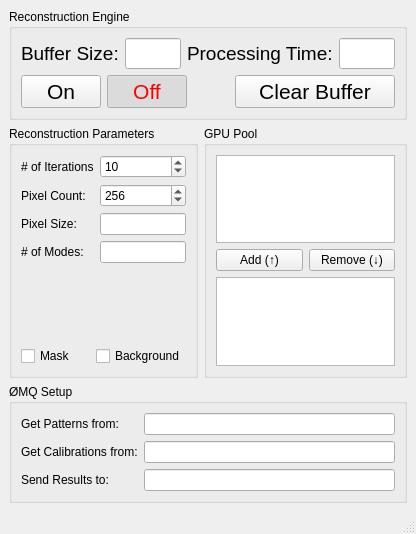
This is src/live_rpi_reconstruction_service/ui/live_rpi_reconstruction_service.ui in allevitan/Live_RPI_Reconstruction_Service as Qt 5 draws it before an edit. The edited form follows.
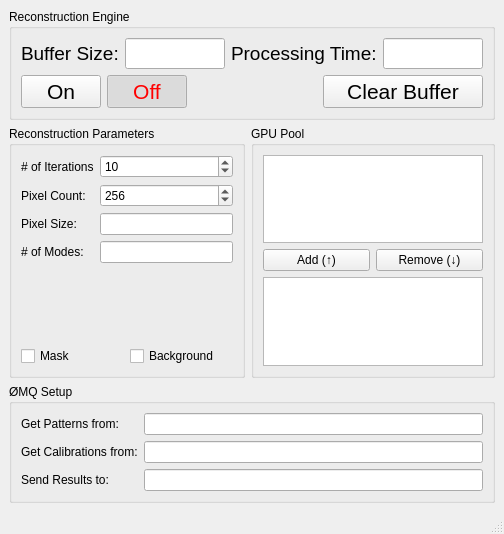
This is the edited form.

What changed in the file:
```diff
--- a/src/live_rpi_reconstruction_service/ui/live_rpi_reconstruction_service.ui
+++ b/src/live_rpi_reconstruction_service/ui/live_rpi_reconstruction_service.ui
@@ -6,7 +6,7 @@
    <rect>
     <x>0</x>
     <y>0</y>
-    <width>416</width>
+    <width>504</width>
     <height>534</height>
    </rect>
   </property>
@@ -23,6 +23,12 @@
    <layout class="QVBoxLayout" name="verticalLayout">
     <item>
      <widget class="QGroupBox" name="groupBox_monitor">
+      <property name="sizePolicy">
+       <sizepolicy hsizetype="Expanding" vsizetype="Preferred">
+        <horstretch>0</horstretch>
+        <verstretch>0</verstretch>
+       </sizepolicy>
+      </property>
       <property name="title">
        <string>Reconstruction Engine</string>
       </property>
@@ -59,6 +65,18 @@
          </item>
          <item>
           <widget class="QLineEdit" name="lineEdit_bufferSize">
+           <property name="minimumSize">
+            <size>
+             <width>0</width>
+             <height>0</height>
+            </size>
+           </property>
+           <property name="maximumSize">
+            <size>
+             <width>16777215</width>
+             <height>16777215</height>
+            </size>
+           </property>
            <property name="font">
             <font>
              <pointsize>14</pointsize>
@@ -86,6 +104,12 @@
          </item>
          <item>
           <widget class="QLineEdit" name="lineEdit_processingTime">
+           <property name="sizePolicy">
+            <sizepolicy hsizetype="Preferred" vsizetype="Fixed">
+             <horstretch>0</horstretch>
+             <verstretch>0</verstretch>
+            </sizepolicy>
+           </property>
            <property name="font">
             <font>
              <pointsize>14</pointsize>
@@ -321,13 +345,13 @@
             <widget class="QListWidget" name="listWidget_gpusInUse">
              <property name="minimumSize">
               <size>
-               <width>0</width>
+               <width>220</width>
                <height>0</height>
               </size>
              </property>
              <property name="maximumSize">
               <size>
-               <width>200</width>
+               <width>220</width>
                <height>16777215</height>
               </size>
              </property>
@@ -362,9 +386,15 @@
            </item>
            <item>
             <widget class="QListWidget" name="listWidget_gpusAvailable">
+             <property name="minimumSize">
+              <size>
+               <width>220</width>
+               <height>0</height>
+              </size>
+             </property>
              <property name="maximumSize">
               <size>
-               <width>200</width>
+               <width>220</width>
                <height>16777215</height>
               </size>
              </property>
```
Left out of the diff: 2 changed lines with no effect on the pictures.
